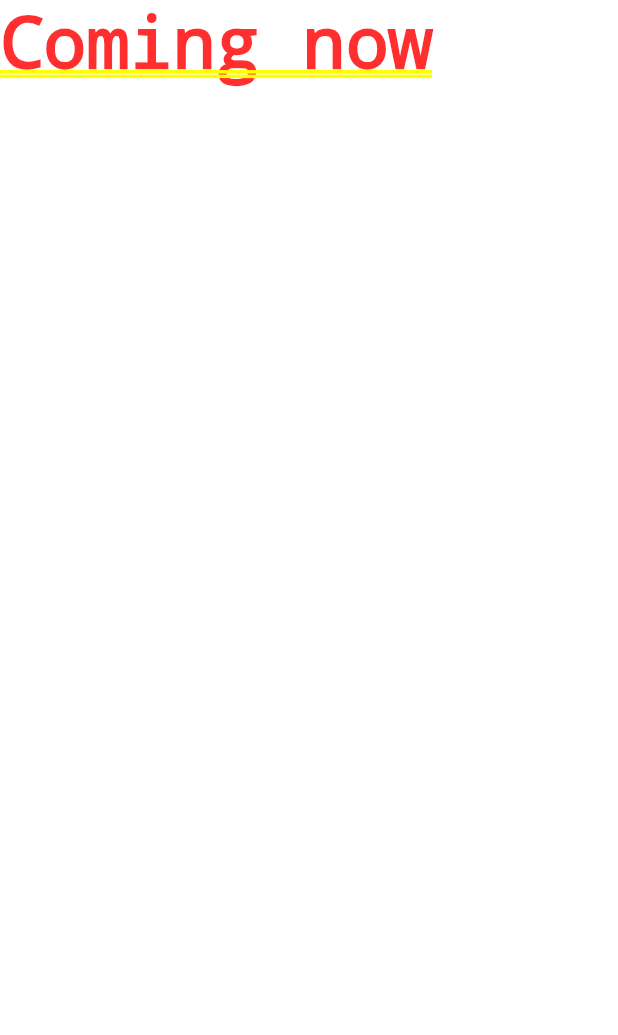
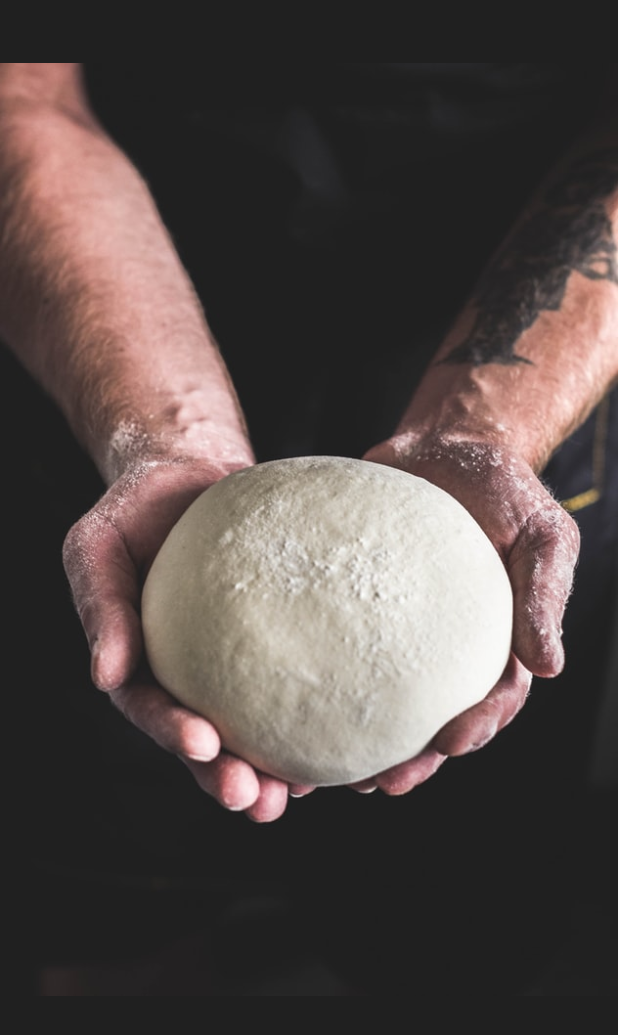
Before and after one commit to JAAMRI/TMC_flutter_app, a Flutter app: the screen it shows after launch, on a phone screen of 412 x 824 dp. Shown: the top 1035 px of the screen. Run offline on Flutter 3.47's test engine with Material 2 defaults, Android fonts, the phone set to English and light mode, and no system bars.

Commit message:
background color added

```diff
--- a/lib/constants.dart
+++ b/lib/constants.dart
@@ -1,4 +1,4 @@
 import 'package:flutter/material.dart';
 
-const kPrimaryColor = Color(0xFF8acac0);
-const kPrimaryLightColor = Color(0xFFfdce84);
+const kBackgroundColor = Color(0xFF202020);
+const kPrimaryColor = Color(0xFFFFBD73);
--- a/lib/main.dart
+++ b/lib/main.dart
@@ -13,12 +13,34 @@ class MyApp extends StatelessWidget {
   Widget build(BuildContext context) {
     return MaterialApp(
       debugShowCheckedModeBanner: false,
-      title: 'Flutter Auth',
+      title: 'Auth screen',
       theme: ThemeData(
-        primaryColor: kPrimaryColor,
-        scaffoldBackgroundColor: Colors.white,
-      ),
-      home: Text("Coming now"),
+          primaryColor: kPrimaryColor,
+          scaffoldBackgroundColor: kBackgroundColor),
+      home: WelcomeScreen(),
     );
   }
 }
+
+class WelcomeScreen extends StatelessWidget {
+  @override
+  Widget build(BuildContext context) {
+    return Scaffold(
+      body: Column(
+        children: <Widget>[
+          Expanded(
+            flex: 6,
+            child: Container(
+              decoration: BoxDecoration(
+                image: DecorationImage(
+                  image: AssetImage("assets/images/bg_image.jpeg"),
+                ),
+              ),
+            ),
+          ),
+          Expanded(child: Column())
+        ],
+      ),
+    );
+  }
+}
```
Also changed, not shown: assets/images/bg_image.jpeg (added).
